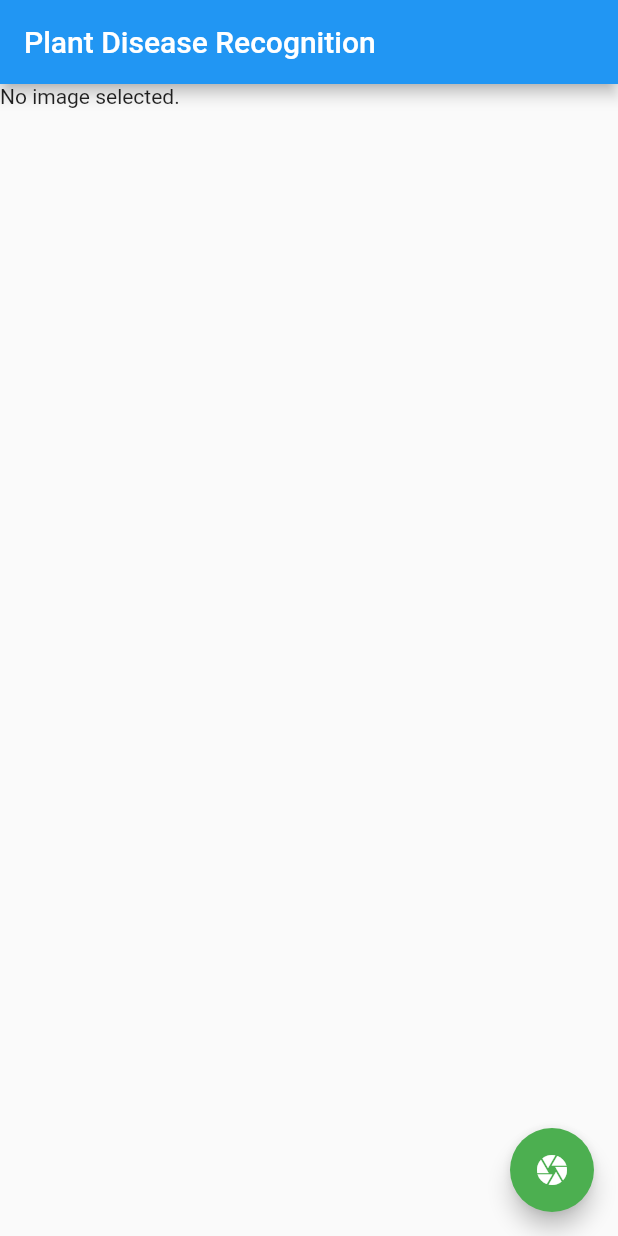
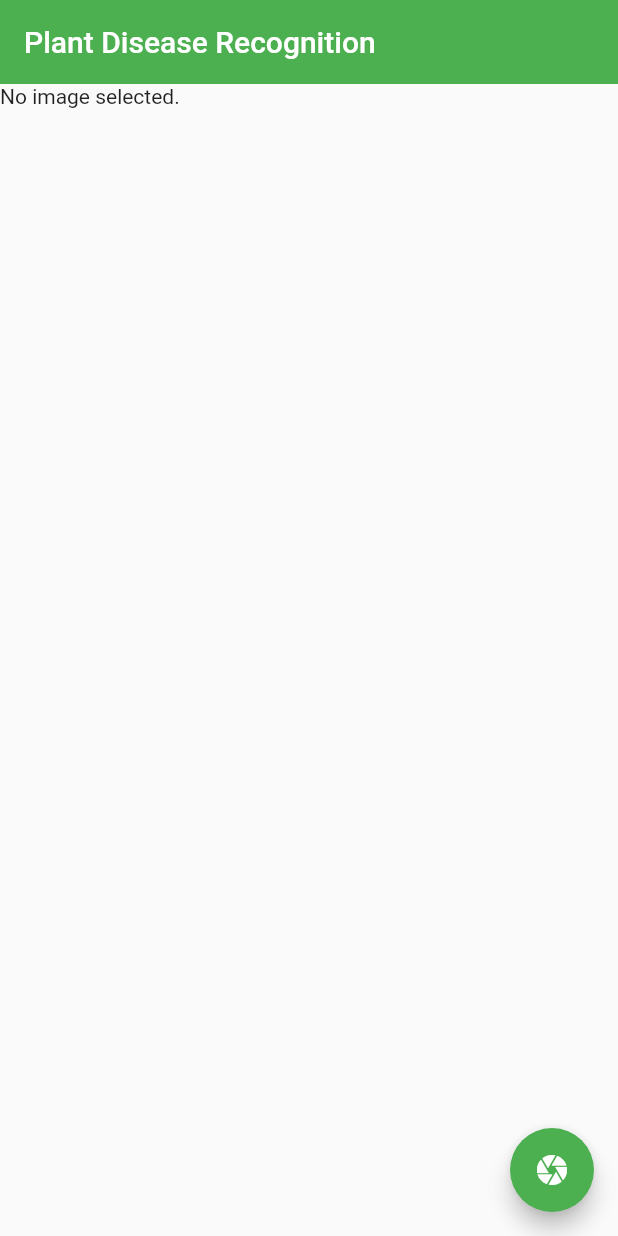
Before and after one commit to fitse-yotor/plant, a Flutter app: the screen it shows after launch, on a phone screen of 412 x 824 dp. Run offline on Flutter 3.47's test engine with Material 2 defaults, Android fonts, the phone set to English and light mode, and no system bars; our stand-ins replace image_picker, splashscreen; missing offline and left inert: tflite.

Commit message:
app bar color

```diff
--- a/lib/modelHelper.dart
+++ b/lib/modelHelper.dart
@@ -10,6 +10,7 @@ class App extends StatelessWidget {
   @override
   Widget build(BuildContext context) {
     return MaterialApp(
+      debugShowCheckedModeBanner: false,
       home: MyApp(),
     );
   }
@@ -177,6 +178,8 @@ class _MyAppState extends State<MyApp> {
     return Scaffold(
       appBar: AppBar(
         title: const Text('Plant Disease Recognition'),
+        backgroundColor: Colors.green,
+        elevation: 0,
       ),
       body: Stack(
         children: stackChildren,
```
